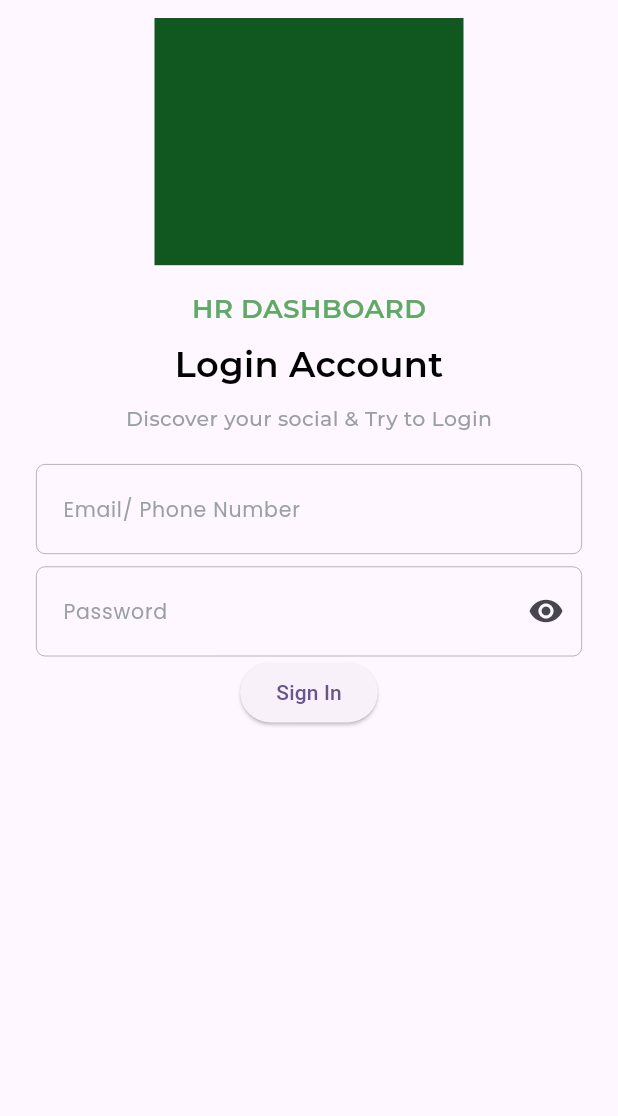
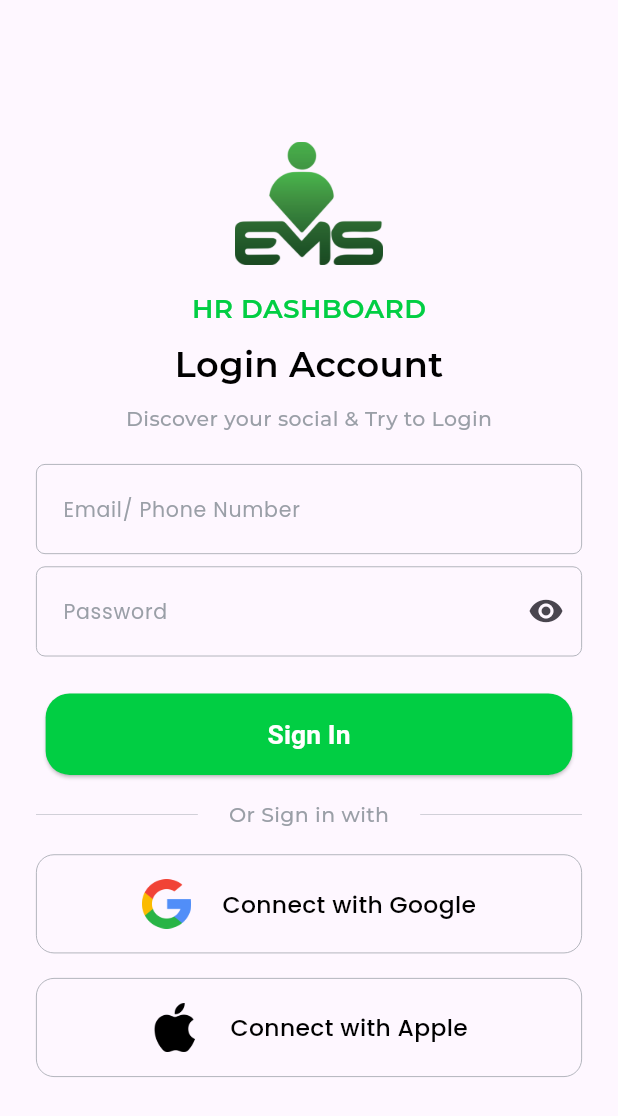
Before and after one commit to AleeXraxa/Employee-Management-System, a Flutter app: the screen it shows after launch, on a phone screen of 412 x 824 dp. Shown: the top 1116 px of the screen. Run offline on Flutter 3.47's test engine with Material 3 defaults, Android fonts, the phone set to English and light mode, and no system bars; our stand-ins replace firebase_core, flutter_screenutil, get; accounts and stored records are empty; project files that could hold a hidden picture were left out.

Commit message:
Login UI Completed

```diff
--- a/lib/constant/app_colors.dart
+++ b/lib/constant/app_colors.dart
@@ -3,7 +3,7 @@ import 'package:employee_management_system/core/app_exports.dart';
 class AppColors {
   static const Color primaryColor = Color(0xFF01c441);
   static const Color darkGreen = Color(0xFF105720);
-  static const Color lightGreen = Color(0xFF60aa66);
+  static const Color lightGreen = Color(0xFF01ce43);
   static const Color black = Colors.black;
   static const Color gray = Color(0xff9a9fa7);
   static const Color red = Colors.redAccent;
--- a/lib/constant/app_typography.dart
+++ b/lib/constant/app_typography.dart
@@ -38,4 +38,10 @@ class AppTextStyles {
     fontFamily: 'Poppins',
     color: AppColors.gray,
   );
+  static TextStyle primaryButton = TextStyle(
+    fontSize: 14.sp,
+    fontWeight: FontWeight.w400,
+    fontFamily: 'Poppins',
+    color: AppColors.gray,
+  );
 }
--- a/lib/core/app_exports.dart
+++ b/lib/core/app_exports.dart
@@ -14,6 +14,8 @@ export 'package:employee_management_system/constant/app_typography.dart';
 
 // Custom Widgets
 export 'package:employee_management_system/views/widgets/text_field.dart';
+export 'package:employee_management_system/views/widgets/social_btn.dart';
+export 'package:employee_management_system/views/widgets/primary_btn.dart';
 
 // Validator
 export 'package:employee_management_system/utils/validator.dart';
--- a/lib/main.dart
+++ b/lib/main.dart
@@ -1,3 +1,4 @@
+import 'package:employee_management_system/core/app_exports.dart';
 import 'package:employee_management_system/views/screens/Auth/login.dart';
 import 'package:employee_management_system/config/firebase_options.dart';
 import 'package:firebase_core/firebase_core.dart';
@@ -28,7 +29,7 @@ class MyApp extends StatelessWidget {
           colorScheme: ColorScheme.fromSeed(seedColor: Colors.deepPurple),
           useMaterial3: true,
         ),
-        home: Login(),
+        home: Splash(),
       ),
     );
   }
--- a/lib/views/screens/Auth/login.dart
+++ b/lib/views/screens/Auth/login.dart
@@ -23,9 +23,13 @@ class _LoginState extends State<Login> {
               mainAxisAlignment: MainAxisAlignment.center,
               children: [
                 Container(
-                  width: 0.5.sw,
-                  height: 0.2.sh,
-                  color: AppColors.darkGreen,
+                  margin: EdgeInsets.only(top: 0.1.sh),
+                  width: 0.3.sw,
+                  height: 0.1.sh,
+                  child: Image.asset(
+                    'assets/images/logo.png',
+                    fit: BoxFit.contain,
+                  ),
                 ),
                 SizedBox(height: 0.02.sh),
                 Text(
@@ -65,15 +69,46 @@ class _LoginState extends State<Login> {
                     ],
                   ),
                 ),
-                ElevatedButton(
-                  onPressed: () {
-                    if (_formKey.currentState!.validate()) {
-                      print('Success');
-                    } else {
-                      print('Validation Failed, Check erros');
-                    }
-                  },
-                  child: Text('Sign In'),
+                SizedBox(height: 0.03.sh),
+                PrimaryButton(
+                  text: 'Sign In',
+                  bgColor: AppColors.lightGreen,
+                  ontap: () {},
+                ),
+                SizedBox(height: 0.02.sh),
+                Row(
+                  mainAxisAlignment: MainAxisAlignment.spaceBetween,
+                  crossAxisAlignment: CrossAxisAlignment.center,
+                  children: [
+                    Expanded(
+                      child: Divider(
+                        color: AppColors.gray,
+                        thickness: 0.3,
+                      ),
+                    ),
+                    SizedBox(width: 0.05.sw),
+                    Text(
+                      'Or Sign in with',
+                      style: AppTextStyles.bodyTextMedium,
+                    ),
+                    SizedBox(width: 0.05.sw),
+                    Expanded(
+                      child: Divider(
+                        color: AppColors.gray,
+                        thickness: 0.3,
+                      ),
+                    ),
+                  ],
+                ),
+                SizedBox(height: 0.02.sh),
+                SocialButton(
+                  btnText: 'Connect with Google',
+                  img: 'assets/images/google.png',
+                ),
+                SizedBox(height: 0.02.sh),
+                SocialButton(
+                  btnText: 'Connect with Apple',
+                  img: 'assets/images/apple-logo.png',
                 ),
               ],
             ),
--- a/lib/views/screens/splash.dart
+++ b/lib/views/screens/splash.dart
@@ -80,7 +80,7 @@ class _SplashState extends State<Splash> with SingleTickerProviderStateMixin {
               child: Container(
                 width: 0.5.sw,
                 height: 0.2.sh,
-                color: AppColors.darkGreen,
+                child: Image.asset('assets/images/logo.png'),
               ),
             ),
             SizedBox(height: 0.05.sh),
--- a/lib/views/widgets/primary_btn.dart
+++ b/lib/views/widgets/primary_btn.dart
@@ -0,0 +1,36 @@
+import '../../core/app_exports.dart';
+
+class PrimaryButton extends StatelessWidget {
+  final String text;
+  final Color bgColor;
+  final VoidCallback ontap;
+
+  const PrimaryButton({
+    required this.text,
+    required this.bgColor,
+    required this.ontap,
+    super.key,
+  });
+
+  @override
+  Widget build(BuildContext context) {
+    return ElevatedButton(
+      style: ElevatedButton.styleFrom(
+        shape: RoundedRectangleBorder(
+          borderRadius: BorderRadius.circular(16),
+        ),
+        backgroundColor: bgColor,
+        padding: EdgeInsets.symmetric(horizontal: 140.w, vertical: 15.h),
+      ),
+      onPressed: () {},
+      child: Text(
+        text,
+        style: TextStyle(
+          fontSize: 18.sp,
+          color: Colors.white,
+          fontWeight: FontWeight.w600,
+        ),
+      ),
+    );
+  }
+}
--- /dev/null
+++ b/lib/views/widgets/social_btn.dart
@@ -0,0 +1,46 @@
+import '../../core/app_exports.dart';
+
+class SocialButton extends StatelessWidget {
+  final String btnText;
+  final String img;
+
+  const SocialButton({
+    required this.btnText,
+    required this.img,
+    super.key,
+  });
+
+  @override
+  Widget build(BuildContext context) {
+    return GestureDetector(
+      onTap: () {},
+      child: Container(
+        decoration: BoxDecoration(
+          border: Border.all(
+            color: AppColors.gray,
+            width: 0.5,
+          ),
+          borderRadius: BorderRadius.circular(12),
+        ),
+        width: double.infinity,
+        child: Padding(
+          padding: const EdgeInsets.symmetric(vertical: 16, horizontal: 20),
+          child: Row(
+            mainAxisAlignment: MainAxisAlignment.center,
+            children: [
+              Image.asset(
+                img,
+                width: 0.08.sw,
+              ),
+              SizedBox(width: 0.05.sw),
+              Text(
+                btnText,
+                style: AppTextStyles.bodyText,
+              ),
+            ],
+          ),
+        ),
+      ),
+    );
+  }
+}
```
Also changed, not shown: assets/images/apple-logo.png (added), assets/images/google.png (added), assets/images/logo.png (added).
